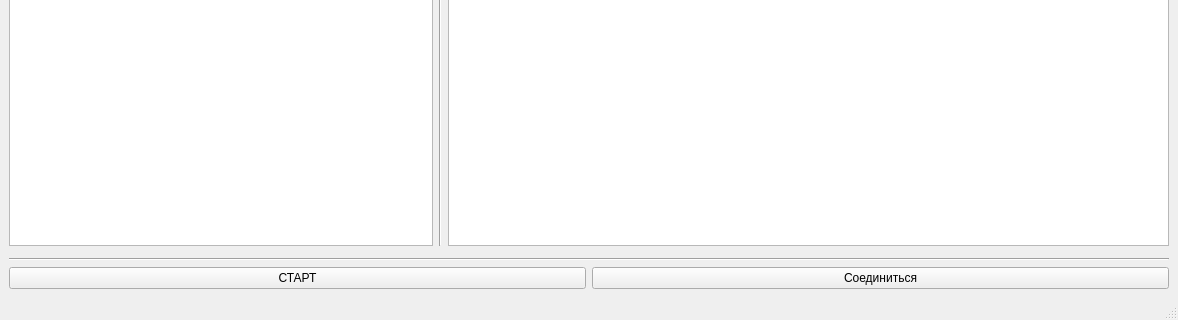
The window that mainwindow.ui (layxproud/QulonServerTest) describes before a commit, drawn with Qt 5; both pictures show x 0 to 1178 and y 517 to 837 of the 1178 by 837 pixel window.
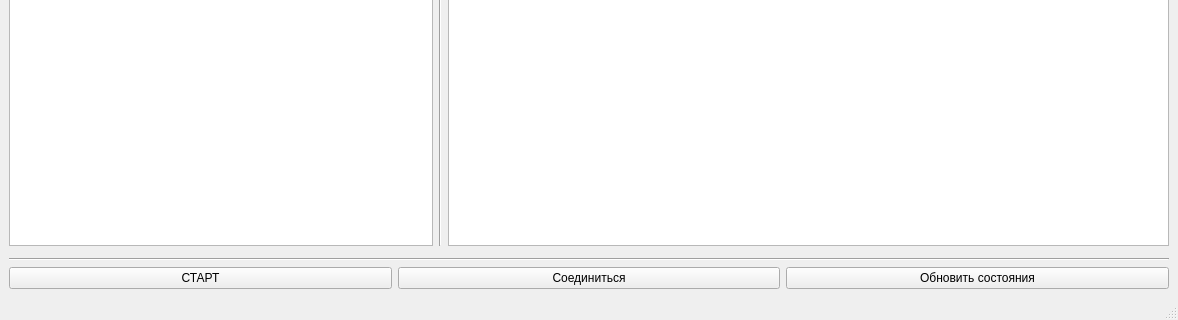
The same window after the commit. Icons and pictures are not drawn.

What changed in the file:
```diff
--- a/mainwindow.ui
+++ b/mainwindow.ui
@@ -229,6 +229,13 @@
         </property>
        </widget>
       </item>
+      <item>
+       <widget class="QPushButton" name="sendStateButton">
+        <property name="text">
+         <string>Обновить состояния</string>
+        </property>
+       </widget>
+      </item>
      </layout>
     </item>
     <item row="1" column="1" rowspan="2">
```
